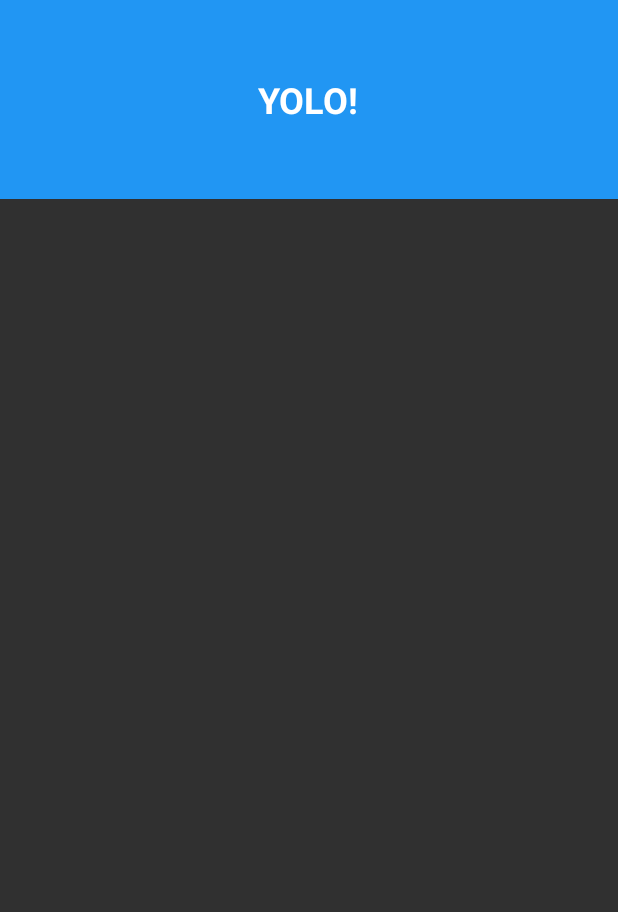
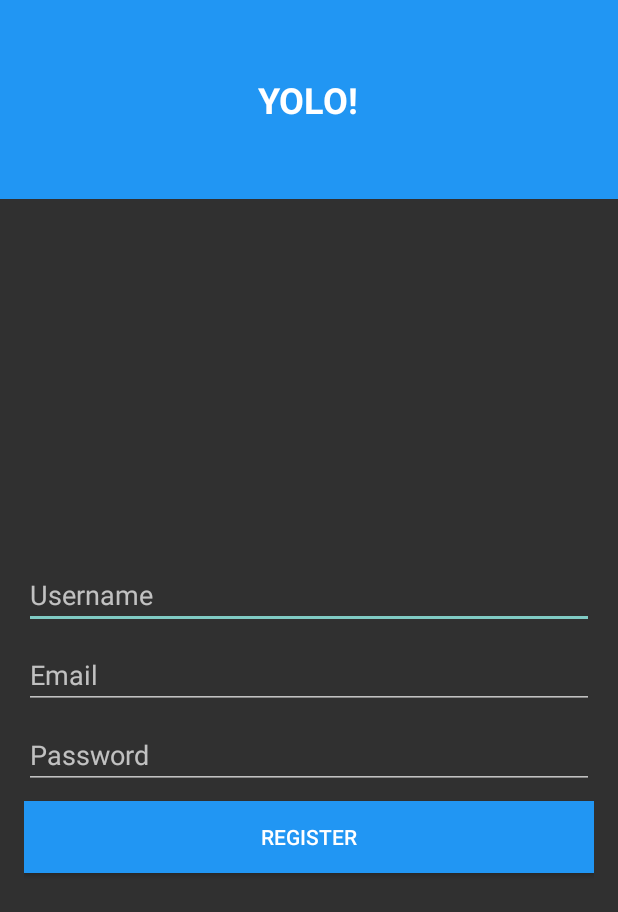
Before and after one commit to mljubevski/AndroidYolo, an Android app: the layout activity_register.xml on its own in the app's theme, with its tools: preview values and no code run, on a phone screen of 412 x 824 dp. Shown: the top 912 px of the screen. Run offline under Robolectric (Android 15) with nearby library versions, the phone set to English and light mode, and no system bars.

```diff
--- a/app/src/main/AndroidManifest.xml
+++ b/app/src/main/AndroidManifest.xml
@@ -20,6 +20,8 @@
 
         <activity android:name=".activities.LoginActivity"/>
         <activity android:name=".activities.LoginNarrowActivity"/>
+        <activity android:name=".activities.RegisterActivity"/>
+        <activity android:name=".activities.ExternalLoginActivity"/>
 
     </application>
 
--- a/app/src/main/java/com/mljubevski/yolo/activities/LoginNarrowActivity.java
+++ b/app/src/main/java/com/mljubevski/yolo/activities/LoginNarrowActivity.java
@@ -13,7 +13,8 @@ import com.mljubevski.yolo.fragments.LoginFragment;
 public class LoginNarrowActivity extends BaseActivity implements LoginFragment.Callbacks
 {
     @Override
-    protected void onCreate(@Nullable Bundle savedInstanceState) {
+    protected void onCreate(@Nullable Bundle savedInstanceState)
+    {
         super.onCreate(savedInstanceState);
 
         setContentView(R.layout.activity_login_narrow);
--- a/app/src/main/res/layout/activity_register.xml
+++ b/app/src/main/res/layout/activity_register.xml
@@ -8,6 +8,55 @@
     <include
         layout="@layout/include_login_header" />
 
+    <RelativeLayout
+        android:layout_width="match_parent"
+        android:layout_height="match_parent"
+        android:gravity="center"
+        android:paddingLeft="16dp"
+        android:paddingRight="16dp">
+
+        <EditText
+            android:layout_width="match_parent"
+            android:layout_height="wrap_content"
+            android:hint="Username"
+            android:id="@+id/activity_register_usernameEditText"
+            android:layout_marginBottom="8dp"/>
+
+        <EditText
+            android:layout_width="match_parent"
+            android:layout_height="wrap_content"
+            android:hint="Email"
+            android:layout_below="@id/activity_register_usernameEditText"
+            android:id="@+id/activity_register_emailEditText"
+            android:layout_marginBottom="8dp"/>
+
+        <EditText
+            android:layout_width="match_parent"
+            android:layout_height="wrap_content"
+            android:hint="Password"
+            android:layout_below="@id/activity_register_emailEditText"
+            android:id="@+id/activity_register_passwordEditText"
+            android:layout_marginBottom="8dp"/>
+
+        <Button
+            android:layout_width="match_parent"
+            android:layout_height="wrap_content"
+            android:text="Register"
+            android:background="@color/primaryDark"
+            android:layout_below="@id/activity_register_passwordEditText"
+            android:id="@+id/activity_register_registerButton"/>
+
+        <ProgressBar
+            android:layout_width="wrap_content"
+            android:layout_height="wrap_content"
+            android:indeterminateOnly="true"
+            android:layout_centerHorizontal="true"
+            android:layout_alignTop="@id/activity_register_registerButton"
+            android:layout_alignBottom="@id/activity_register_registerButton"
+            android:id="@+id/activity_register_progressBar"/>
+
+    </RelativeLayout>
+
 
 
 </LinearLayout>
```
Also changed, not shown: app/src/main/java/com/mljubevski/yolo/activities/ExternalLoginActivity.java (added, +44 -0 lines), app/src/main/java/com/mljubevski/yolo/activities/LoginActivity.java (+36 -6 lines), app/src/main/java/com/mljubevski/yolo/activities/RegisterActivity.java (+35 -2 lines), app/src/main/res/layout/activity_external_login.xml (added, +19 -0 lines).
